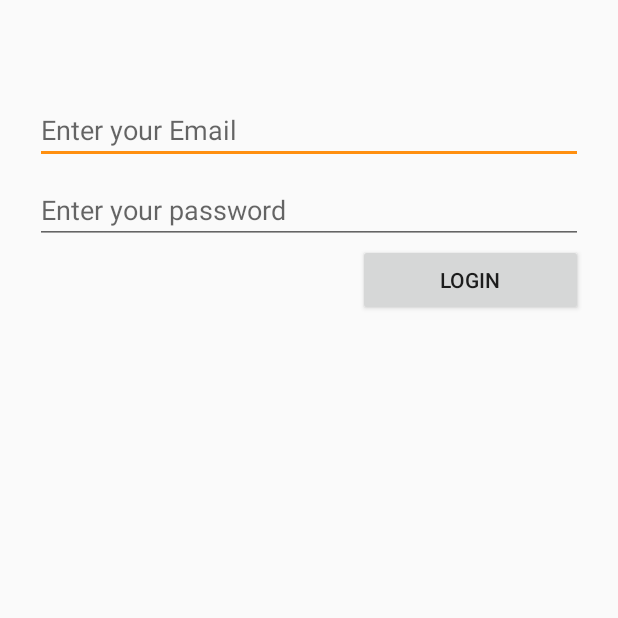
After one commit to ForsterRobin/xSiteMe, an Android app: the LoginView screen opened directly, with no data from a screen before it, on a phone screen of 412 x 824 dp, the top half of it. The commit adds this screen. Run offline under Robolectric (Android 15) with nearby library versions, the phone set to English and light mode, and no system bars.

Commit message:
Added a login screen
+ Login data is now also properly displayed in the settings

```diff
--- a/app/src/main/java/for35892/othr/de/xsiteme/main/MainApp.kt
+++ b/app/src/main/java/for35892/othr/de/xsiteme/main/MainApp.kt
@@ -9,6 +9,8 @@ import xsiteme.models.SiteJSONStore
 class MainApp : Application(), AnkoLogger {
 
     lateinit var sites: SiteStore
+    lateinit var emailAdress: String
+    lateinit var password: String       //TODO: Email and pw needs to be stored somewhere else
 
     override fun onCreate() {
         super.onCreate()
--- a/app/src/main/java/for35892/othr/de/xsiteme/views/BaseView.kt
+++ b/app/src/main/java/for35892/othr/de/xsiteme/views/BaseView.kt
@@ -6,6 +6,7 @@ import android.support.v7.app.AppCompatActivity
 import android.support.v7.widget.Toolbar
 import for35892.othr.de.xsiteme.models.SiteModel
 import for35892.othr.de.xsiteme.views.editlocation.EditLocationView
+import for35892.othr.de.xsiteme.views.login.LoginView
 import for35892.othr.de.xsiteme.views.map.SiteMapView
 import for35892.othr.de.xsiteme.views.settings.SettingsView
 import for35892.othr.de.xsiteme.views.site.SiteView
@@ -16,7 +17,7 @@ val IMAGE_REQUEST = 1
 val LOCATION_REQUEST = 2
 
 enum class VIEW {
-    LOCATION, SITE, MAP, LIST, SETTINGS
+    LOCATION, SITE, MAP, LIST, SETTINGS, LOGIN
 }
 
 open abstract class BaseView() : AppCompatActivity(), AnkoLogger {
@@ -31,6 +32,7 @@ open abstract class BaseView() : AppCompatActivity(), AnkoLogger {
             VIEW.MAP -> intent = Intent(this, SiteMapView::class.java)
             VIEW.LIST -> intent = Intent(this, SiteListView::class.java)
             VIEW.SETTINGS -> intent = Intent(this, SettingsView::class.java)
+            VIEW.LOGIN -> intent = Intent(this, LoginView::class.java)
         }
         if (key != "") {
             intent.putExtra(key, value)
--- /dev/null
+++ b/app/src/main/java/for35892/othr/de/xsiteme/views/login/LoginPresenter.kt
@@ -0,0 +1,30 @@
+package for35892.othr.de.xsiteme.views.login
+
+import android.content.Intent
+import android.view.View
+import android.widget.CheckBox
+import for35892.othr.de.xsiteme.R
+import for35892.othr.de.xsiteme.helpers.showImagePicker
+import for35892.othr.de.xsiteme.main.MainApp
+import for35892.othr.de.xsiteme.models.Location
+import for35892.othr.de.xsiteme.models.SiteModel
+import for35892.othr.de.xsiteme.views.*
+import kotlinx.android.synthetic.main.activity_login.*
+
+class LoginPresenter(view: BaseView) : BasePresenter(view) {
+    init {
+        app = view.application as MainApp
+    }
+
+    fun doLogin(emailAdress: String, password: String) {
+
+
+        if(password == "pw123") { //TODO: serious pw check needs to be added
+            app.emailAdress = emailAdress
+            app.password = password
+            view?.navigateTo(VIEW.LIST, 0, "", null)
+        } else {
+            view!!.loginFailed.visibility = View.VISIBLE;
+        }
+    }
+}
--- /dev/null
+++ b/app/src/main/java/for35892/othr/de/xsiteme/views/login/LoginView.kt
@@ -0,0 +1,26 @@
+package for35892.othr.de.xsiteme.views.login
+
+
+import android.os.Bundle
+import for35892.othr.de.xsiteme.R
+import for35892.othr.de.xsiteme.views.BaseView
+import for35892.othr.de.xsiteme.views.site.SitePresenter
+import kotlinx.android.synthetic.main.activity_login.*
+import kotlinx.android.synthetic.main.activity_site.*
+import org.jetbrains.anko.AnkoLogger
+import org.jetbrains.anko.email
+
+
+class LoginView : BaseView(), AnkoLogger {
+
+    lateinit var presenter: LoginPresenter
+
+    override fun onCreate(savedInstanceState: Bundle?) {
+       super.onCreate(savedInstanceState)
+        setContentView(R.layout.activity_login)
+
+        presenter = initPresenter (LoginPresenter(this)) as LoginPresenter
+
+        loginButton.setOnClickListener { presenter.doLogin(emailAdress.text.toString(), password.text.toString()) }
+    }
+}
--- a/app/src/main/java/for35892/othr/de/xsiteme/views/settings/SettingsPresenter.kt
+++ b/app/src/main/java/for35892/othr/de/xsiteme/views/settings/SettingsPresenter.kt
@@ -10,6 +10,11 @@ class SettingsPresenter(view: BaseView): BasePresenter(view) {
         view?.finish()
     }
 
+    fun doShowLoginData() {
+        view!!.emailvalue.text = app.emailAdress
+        view!!.passwordvalue.text = app.password
+    }
+
     fun doShowNumberOfSites() {
         var count = app.sites.findAll().count()
         view!!.numberofsitesvalue.text = count.toString()
--- a/app/src/main/java/for35892/othr/de/xsiteme/views/settings/SettingsView.kt
+++ b/app/src/main/java/for35892/othr/de/xsiteme/views/settings/SettingsView.kt
@@ -21,6 +21,7 @@ class SettingsView : BaseView(), AnkoLogger {
 
         presenter = SettingsPresenter(this)
 
+        presenter.doShowLoginData()
         presenter.doShowNumberOfSites()
         presenter.doShowNumberVisited()
     }
--- a/app/src/main/java/for35892/othr/de/xsiteme/views/splashscreen/SplashscreenActivity.kt
+++ b/app/src/main/java/for35892/othr/de/xsiteme/views/splashscreen/SplashscreenActivity.kt
@@ -4,6 +4,7 @@ import android.content.Intent
 import android.os.Bundle
 import android.support.v7.app.AppCompatActivity
 import for35892.othr.de.xsiteme.R
+import for35892.othr.de.xsiteme.views.login.LoginView
 import for35892.othr.de.xsiteme.views.sitelist.SiteListPresenter
 import for35892.othr.de.xsiteme.views.sitelist.SiteListView
 
@@ -18,7 +19,7 @@ class SplashscreenActivity : AppCompatActivity() {
                 try{
                     Thread.sleep(5000)
 
-                    val intent = Intent(baseContext, SiteListView::class.java)
+                    val intent = Intent(baseContext, LoginView::class.java)
                     startActivity(intent)
                 } catch (e: Exception) {
                     e.printStackTrace()
--- /dev/null
+++ b/app/src/main/res/layout/activity_login.xml
@@ -0,0 +1,59 @@
+<?xml version="1.0" encoding="utf-8"?>
+<android.support.constraint.ConstraintLayout
+        xmlns:android="http://schemas.android.com/apk/res/android"
+        xmlns:app="http://schemas.android.com/apk/res-auto"
+        xmlns:tools="http://schemas.android.com/tools"
+        android:layout_width="match_parent"
+        android:layout_height="match_parent"
+        tools:context=".views.login.LoginView">
+
+    <EditText
+            android:id="@+id/emailAdress"
+            android:layout_width="365dp"
+            android:layout_height="wrap_content"
+            android:layout_marginEnd="8dp"
+            android:layout_marginStart="8dp"
+            android:layout_marginTop="64dp"
+            android:ems="10"
+            android:hint="@string/hint_emailAdress"
+            android:inputType="textEmailAddress"
+            app:layout_constraintEnd_toEndOf="parent"
+            app:layout_constraintHorizontal_bias="0.503"
+            app:layout_constraintStart_toStartOf="parent"
+            app:layout_constraintTop_toTopOf="parent"/>
+
+    <EditText
+            android:id="@+id/password"
+            android:layout_width="365dp"
+            android:layout_height="wrap_content"
+            android:layout_marginEnd="8dp"
+            android:layout_marginStart="8dp"
+            android:layout_marginTop="8dp"
+            android:ems="10"
+            android:hint="@string/hint_password"
+            android:inputType="textPassword"
+            app:layout_constraintEnd_toEndOf="parent"
+            app:layout_constraintStart_toStartOf="parent"
+            app:layout_constraintTop_toBottomOf="@+id/emailAdress"/>
+
+    <Button
+            android:id="@+id/loginButton"
+            android:layout_width="150dp"
+            android:layout_height="wrap_content"
+            android:text="@string/button_login"
+            app:layout_constraintTop_toBottomOf="@+id/password"
+            app:layout_constraintEnd_toEndOf="@id/password"/>
+
+    <TextView
+            android:id="@+id/loginFailed"
+            android:text="@string/loginFailed"
+            android:visibility="invisible"
+            android:textSize="20sp"
+            android:layout_width="wrap_content"
+            android:layout_height="wrap_content"
+            android:textColor="#ff0000"
+            android:layout_marginLeft="20dp"
+            android:layout_marginStart="20dp"
+            android:layout_marginTop="20dp"
+            app:layout_constraintTop_toBottomOf="@+id/loginButton"/>
+</android.support.constraint.ConstraintLayout>
--- a/app/src/main/res/values/strings.xml
+++ b/app/src/main/res/values/strings.xml
@@ -32,5 +32,10 @@
     <string name="statistics">Statistics: </string>
     <string name="numberofsites">Total number of Sites: </string>
     <string name="numbervisited">Number of visted Sites: </string>
+    <string name="hint_emailAdress">Enter your Email</string>
+    <string name="hint_password">Enter your password</string>
+    <string name="button_login">Login</string>
+    <string name="title_activity_login">Login</string>
+    <string name="loginFailed">Login failed, please try again.</string>
 
 </resources>
```
Also changed, not shown: app/src/main/AndroidManifest.xml (+15 -10 lines), app/src/main/res/layout/activity_settings.xml (+5 -4 lines).
